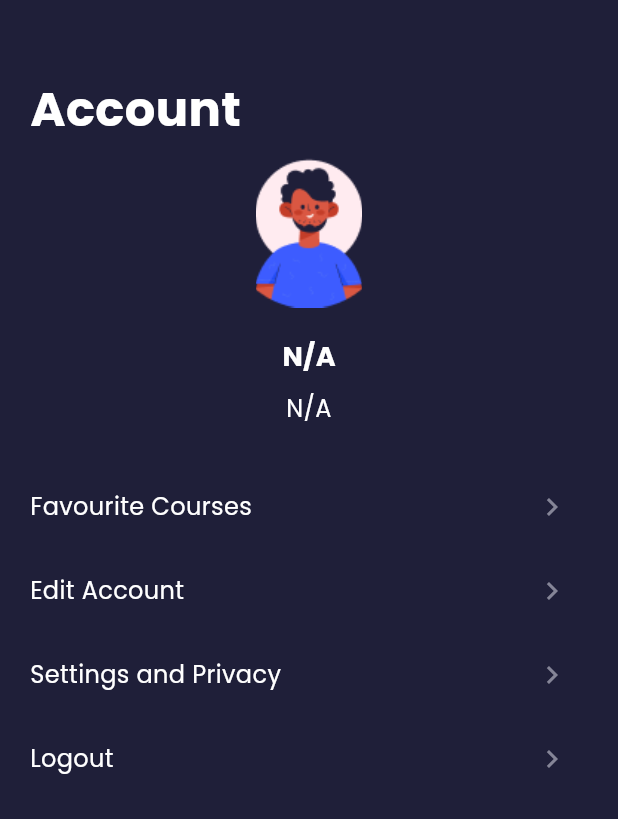
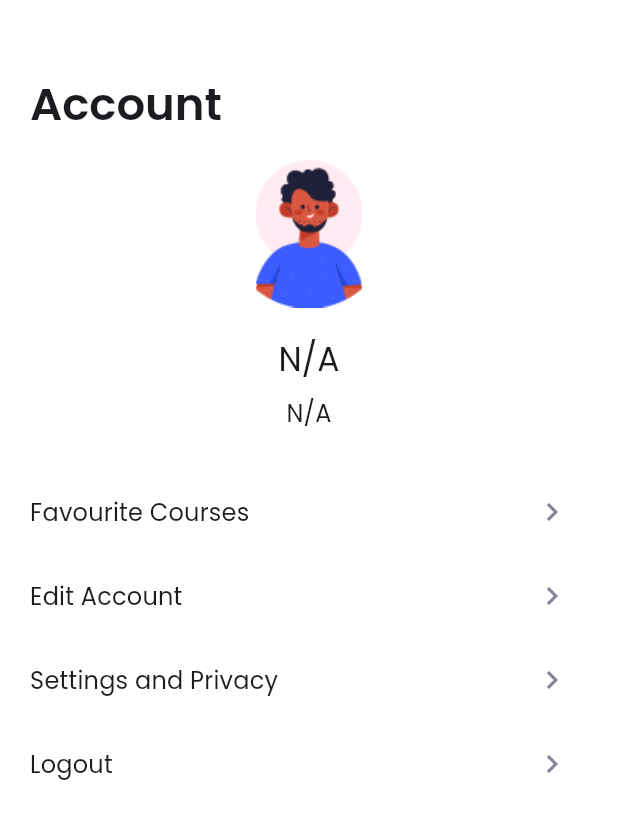
Before and after one commit to iabhinavrajput/stock-careers, a Flutter app: the ProfileScreen screen opened by its route, on a phone screen of 412 x 824 dp. Shown: the top 819 px of the screen. Run offline on Flutter 3.47's test engine with Material 3 defaults, Android fonts, the phone set to English and light mode, and no system bars; our stand-ins replace animated_splash_screen, carousel_slider, dartz, dio, equatable, firebase_core and 8 more; missing offline and left inert: flutter_pdfview, jwt_decode, smart_auth; accounts and stored records are empty; network calls fail; project files that could hold a hidden picture were left out.

Commit message:
themes integrated

```diff
--- a/lib/blocs/ebook/ebook_bloc.dart
+++ b/lib/blocs/ebook/ebook_bloc.dart
@@ -9,7 +9,7 @@ class EbookBloc extends Bloc<EbookEvent, EbookState> {
   EbookBloc(this.ebookService) : super(EbookInitial()) {
     on<LoadEbooks>((event, emit) async {
       try {
-        emit(EbookLoading(shimmerCount: 3)); // Initial loading count
+        emit(EbookLoading(shimmerCount: 0)); // Initial loading count
         final ebooks = await ebookService.fetchEbooks();
         emit(EbookLoading(shimmerCount: ebooks.length)); // Dynamic shimmer count
         await Future.delayed(const Duration(seconds: 1));
--- a/lib/presentation/screens/ebook_detail_screen.dart
+++ b/lib/presentation/screens/ebook_detail_screen.dart
@@ -79,7 +79,9 @@ class _EbookDetailScreenState extends State<EbookDetailScreen> {
     return Scaffold(
       appBar: AppBar(
         title: Text(name ?? 'Ebook Detail'),
-        backgroundColor: AppColors.background,
+        backgroundColor:  Theme.of(context).brightness == Brightness.dark
+              ? AppColors.background
+              : Colors.white,
       ),
       body: loading
           ? const Center(child: CircularProgressIndicator())
--- a/lib/presentation/screens/profile_screen.dart
+++ b/lib/presentation/screens/profile_screen.dart
@@ -37,23 +37,23 @@ class _ProfileScreenState extends State<ProfileScreen> {
   @override
   Widget build(BuildContext context) {
     return Scaffold(
-      backgroundColor: AppColors.background,
+      backgroundColor: Theme.of(context).brightness == Brightness.dark
+          ? AppColors.background
+          : Colors.white,
       appBar: AppBar(
         toolbarHeight: 85,
         automaticallyImplyLeading: false,
-        backgroundColor: AppColors.background,
+        backgroundColor: Theme.of(context).brightness == Brightness.dark
+            ? AppColors.background
+            : Colors.white,
         flexibleSpace: Padding(
           padding: const EdgeInsets.only(left: 20, right: 20, top: 50),
           child: Column(
             crossAxisAlignment: CrossAxisAlignment.start,
-            children: const [
+            children: [
               Text(
                 "Account",
-                style: TextStyle(
-                  color: AppColors.white,
-                  fontSize: 32,
-                  fontWeight: FontWeight.bold,
-                ),
+                style: Theme.of(context).textTheme.headlineMedium,
               ),
             ],
           ),
@@ -77,20 +77,13 @@ class _ProfileScreenState extends State<ProfileScreen> {
                 children: [
                   Text(
                     '${decodedToken?['username'] ?? 'N/A'}',
-                    style: const TextStyle(
-                      color: AppColors.white,
-                      fontSize: 18,
-                      fontWeight: FontWeight.bold,
-                    ),
+                    style: Theme.of(context).textTheme.titleLarge,
                   ),
                   const SizedBox(height: 10),
                   Text(
                     '${decodedToken?['email'] ?? 'N/A'}',
                     textAlign: TextAlign.center,
-                    style: const TextStyle(
-                      color: AppColors.white,
-                      fontSize: 16,
-                    ),
+                    style: Theme.of(context).textTheme.titleMedium,
                   ),
                   const SizedBox(height: 10),
                   if (decodedToken?['phone'] != null &&
@@ -136,10 +129,7 @@ class _ProfileScreenState extends State<ProfileScreen> {
       children: [
         Text(
           title,
-          style: const TextStyle(
-            color: AppColors.white,
-            fontSize: 16,
-          ),
+          style: Theme.of(context).textTheme.titleMedium,
         ),
         IconButton(
           icon: const Icon(Icons.chevron_right, color: AppColors.textGrey),
```
Also changed, not shown: lib/presentation/screens/blog_detail_screen.dart (+26 -18 lines), lib/presentation/screens/blog_screen.dart (+25 -20 lines), lib/presentation/screens/ebook_screen.dart (+24 -18 lines).
